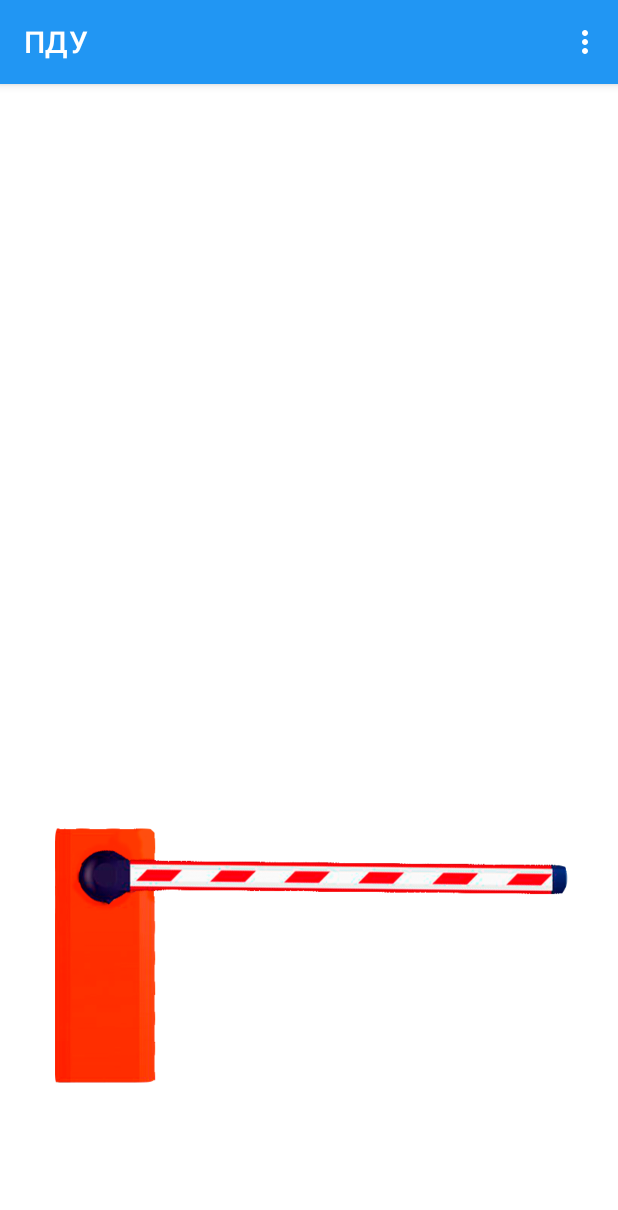
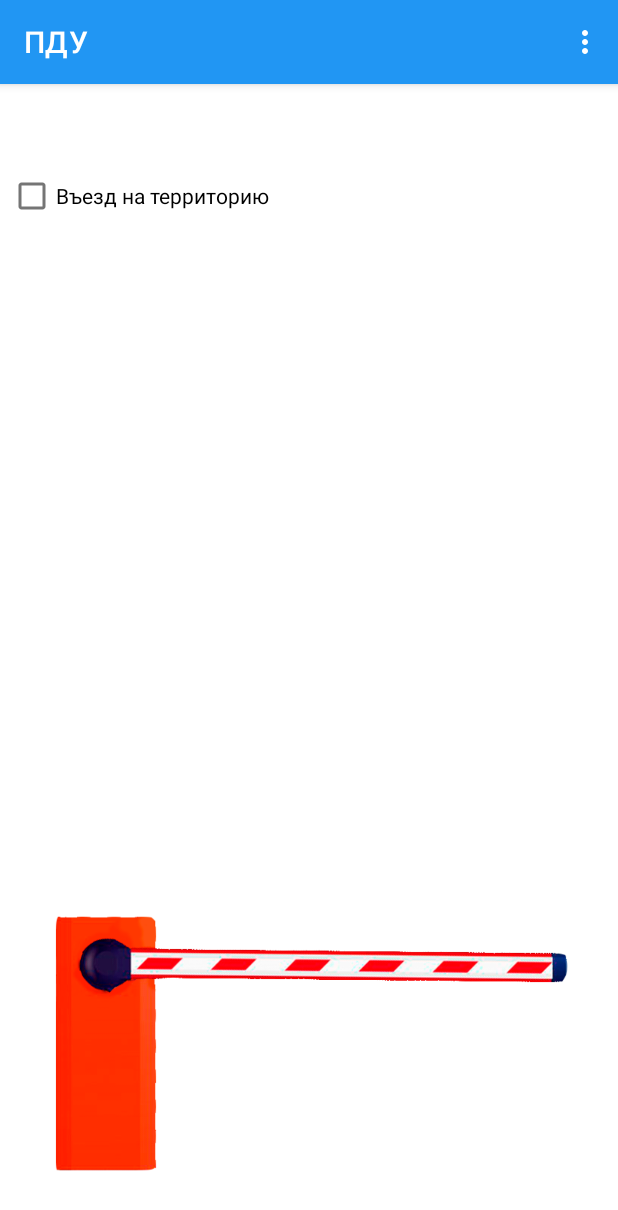
Before and after one commit to rozen4ik/RemoteControle, an Android app: the MainActivity screen opened directly, with no data from a screen before it, on a phone screen of 412 x 824 dp. Shown: the top 1210 px of the screen. Run offline under Robolectric (Android 15) with nearby library versions, the phone set to English and light mode, and no system bars; network calls fail.

Commit message:
Реализован выбор режима въезда и выезда, также выводится сообщение с результатом проверки, разрешён или запрещен проезд через шлакбаум

```diff
--- a/app/src/main/java/ru/ertel/remotecontrole/MainActivity.kt
+++ b/app/src/main/java/ru/ertel/remotecontrole/MainActivity.kt
@@ -3,14 +3,12 @@ package ru.ertel.remotecontrole
 import android.content.Context
 import android.content.Intent
 import android.content.SharedPreferences
-import android.media.MediaPlayer
 import android.os.*
 import android.util.Log
 import androidx.appcompat.app.AppCompatActivity
 import android.view.Menu
 import android.view.MenuItem
-import android.widget.ImageView
-import android.widget.Toast
+import android.widget.*
 import kotlinx.coroutines.launch
 import kotlinx.coroutines.newSingleThreadContext
 import kotlinx.coroutines.runBlocking
@@ -21,6 +19,8 @@ import ru.ertel.remotecontrole.data.DataSourceCatalogPackage
 class MainActivity : AppCompatActivity() {
 
     private lateinit var imageView: ImageView
+    private lateinit var statusCheck: CheckBox
+    private var status = ""
 
     override fun onCreate(savedInstanceState: Bundle?) {
         super.onCreate(savedInstanceState)
@@ -29,18 +29,87 @@ class MainActivity : AppCompatActivity() {
         imageView = findViewById(R.id.imageView)
         imageView.setImageResource(R.drawable.shlakclose)
 
+        statusCheck = findViewById(R.id.statusCheck)
+
+        val settingsStatus: SharedPreferences = getSharedPreferences("status", MODE_PRIVATE)
+        val bodyStatus = settingsStatus.getString(SAVE_TOKEN, "no").toString()
+
         val settingsIdent: SharedPreferences = getSharedPreferences("ident", MODE_PRIVATE)
         val identClient = settingsIdent.getString(SAVE_TOKEN, "no").toString()
 
-        val settingsIdentDevice: SharedPreferences = getSharedPreferences("identDevice", MODE_PRIVATE)
+        val settingsIdentDevice: SharedPreferences =
+            getSharedPreferences("identDevice", MODE_PRIVATE)
         val identDevice = settingsIdentDevice.getString(SAVE_TOKEN, "no").toString()
 
         val settingsURL: SharedPreferences = getSharedPreferences("url", MODE_PRIVATE)
-        val urlKontur = "http://${settingsURL.getString(SAVE_TOKEN, "no").toString()}/monitor?script=True"
+        val urlKontur =
+            "http://${settingsURL.getString(SAVE_TOKEN, "no").toString()}/monitor?script=True"
         val url = "http://${settingsURL.getString(SAVE_TOKEN, "no").toString()}/spd-xml-api"
 
         val konturController = KonturController()
         val dataSourceCatalogPackage = DataSourceCatalogPackage()
+
+        val onStatus = "Въезд на территорию"
+        val noStatus = "Выезд с территории"
+        var messagePassageCard = ""
+        var cpDirection: Int = 1
+
+        when (bodyStatus) {
+            noStatus -> {
+                statusCheck.isChecked = true
+                statusCheck.text = noStatus
+                cpDirection = 2
+                messagePassageCard = messagePassageCard.replace(
+                    "<param name=\"cpDirection\">1</param>",
+                    "<param name=\"cpDirection\">2</param>"
+                )
+            }
+            "no" -> {
+                statusCheck.isChecked = false
+                statusCheck.text = onStatus
+                cpDirection = 1
+                messagePassageCard = messagePassageCard.replace(
+                    "<param name=\"cpDirection\">2</param>",
+                    "<param name=\"cpDirection\">1</param>"
+                )
+                val saveStatus: SharedPreferences.Editor = settingsStatus.edit()
+                saveStatus.putString(SAVE_TOKEN, onStatus)
+                saveStatus.commit()
+            }
+            else -> {
+                statusCheck.isChecked = false
+                statusCheck.text = onStatus
+                cpDirection = 1
+                messagePassageCard = messagePassageCard.replace(
+                    "<param name=\"cpDirection\">2</param>",
+                    "<param name=\"cpDirection\">1</param>"
+                )
+            }
+        }
+
+        statusCheck.setOnCheckedChangeListener { buttonView, isChecked ->
+            if (isChecked) {
+                val saveStatus: SharedPreferences.Editor = settingsStatus.edit()
+                saveStatus.putString(SAVE_TOKEN, noStatus)
+                saveStatus.commit()
+                cpDirection = 2
+                messagePassageCard = messagePassageCard.replace(
+                    "<param name=\"cpDirection\">1</param>",
+                    "<param name=\"cpDirection\">2</param>"
+                )
+                statusCheck.text = noStatus
+            } else {
+                val saveStatus: SharedPreferences.Editor = settingsStatus.edit()
+                saveStatus.putString(SAVE_TOKEN, onStatus)
+                saveStatus.commit()
+                cpDirection = 1
+                messagePassageCard = messagePassageCard.replace(
+                    "<param name=\"cpDirection\">2</param>",
+                    "<param name=\"cpDirection\">1</param>"
+                )
+                statusCheck.text = onStatus
+            }
+        }
 
         val messageBlockDevice = "<?xml version=\"1.0\" encoding=\"Windows-1251\"?> " +
                 "<script session=\"85D323F3-8EBD-48E6-A085-4E652468B8D6\"> " +
@@ -51,12 +120,12 @@ class MainActivity : AppCompatActivity() {
                 "</command> " +
                 "</script>"
         // 1 - Вход, 2 - выход для cpDirection
-        var messagePassageCard = "<?xml version=\"1.0\" encoding=\"Windows-1251\"?> " +
+        messagePassageCard = "<?xml version=\"1.0\" encoding=\"Windows-1251\"?> " +
                 "<script session=\"85D323F3-8EBD-48E6-A085-4E652468B8D6\"> " +
                 "<command name=\"cRequest\" device=\"$identDevice\" guid=\"44871464-8EBD-56E6-A085-4E654768B8D6\"> " +
                 "<param name=\"cpCard\">$identClient</param> " +
                 "<param name=\"cpCardType\">1</param> " +
-                "<param name=\"cpDirection\">1</param> " +
+                "<param name=\"cpDirection\">$cpDirection</param> " +
                 "<param name=\"cpText\">Запрос по карте</param> " +
                 "</command> " +
                 "</script>"
@@ -75,7 +144,6 @@ class MainActivity : AppCompatActivity() {
 
         imageView.setOnClickListener {
             vibroFone()
-            if (imageView.tag == "close") {
             imageView.tag = "open"
             Handler().postDelayed(Runnable {
                 imageView.setImageResource(R.drawable.shlakmiddle)
@@ -90,46 +158,15 @@ class MainActivity : AppCompatActivity() {
                     messageUnBlockDevice
 //                        numberKontur,
                 )
-//                    if (dataSourceCatalogPackage.getPassageCard().solution == "Пиратская копия") {
-//                        val intent = Intent(this@MainActivity, LicenseActivity::class.java)
-//                        startActivity(intent)
-//                        finish()
-//                    } else {
-//                        bundle.putString(
-//                            "deviceName",
-//                            dataSourceCatalogPackage.getPassageCard().deviceName
-//                        )
-//                        bundle.putString("requestPassage", resultScanInfoCard)
-//                        bundle.putString("solution", dataSourceCatalogPackage.getPassageCard().solution)
-//                        bundle.putString("capt", dataSourceCatalogPackage.getPassageCard().capt)
-//                        bundle.putString(
-//                            "numberOfPasses",
-//                            dataSourceCatalogPackage.getPassageCard().numberOfPasses
-//                        )
-//                        bundle.putString(
-//                            "datePasses",
-//                            dataSourceCatalogPackage.getPassageCard().datePasses
-//                        )
-//                        bundle.putString(
-//                            "passageBalance",
-//                            dataSourceCatalogPackage.getPassageCard().passageBalance
-//                        )
-//                        passageCardFragment.arguments = bundle
-//                        openFragment(passageCardFragment)
-//                    }
                 Handler().postDelayed(Runnable {
                     imageView.setImageResource(R.drawable.shlakopen)
+                    Toast.makeText(this, status, Toast.LENGTH_LONG).show()
+                    imageView.tag = "close"
+                    Handler().postDelayed(Runnable {
+                        imageView.setImageResource(R.drawable.shlakclose)
+                    }, 1500)
                 }, 300)
             }, 300)
-            } else {
-                imageView.tag = "close"
-                Handler().postDelayed(Runnable {
-                    imageView.setImageResource(R.drawable.shlakmiddle)
-                    Handler().postDelayed(Runnable {
-                        imageView.setImageResource(R.drawable.shlakclose)
-                    }, 300)
-                }, 300)
-            }
         }
     }
 
@@ -184,8 +221,10 @@ class MainActivity : AppCompatActivity() {
                 "<param name=\"cpDirection\">2</param>"
             )
         } else {
-            message.replace("<param name=\"cpDirection\">2</param>",
-                "<param name=\"cpDirection\">1</param>")
+            message.replace(
+                "<param name=\"cpDirection\">2</param>",
+                "<param name=\"cpDirection\">1</param>"
+            )
         }
         return message
     }
@@ -206,7 +245,15 @@ class MainActivity : AppCompatActivity() {
         runBlocking {
             launch(newSingleThreadContext("MyOwnThread")) {
                 try {
-                    Log.d("TAG", "MessageBlockDevice\n${konturController.requestPOST(urlPassage, messageBlockDevice)}")
+                    Log.d(
+                        "TAG",
+                        "MessageBlockDevice\n${
+                            konturController.requestPOST(
+                                urlPassage,
+                                messageBlockDevice
+                            )
+                        }"
+                    )
                     var msgPassageCard = messagePassageCard
                     var msg = konturController.requestPOST(urlPassage, msgPassageCard)
                     Log.d("TAG", "MessagePassageCard\n$msg")
@@ -219,38 +266,23 @@ class MainActivity : AppCompatActivity() {
                             "<Message>$msg</Message>" +
                             "</script>"
                     Log.d("TAG", "MSGEdit\n$msg")
+                    if (msg.contains("rGrant")) {
+                        status = "Проход разрешён"
+                    } else {
+                        status = "Проход запрещён"
+                    }
                     Log.d("TAG", konturController.requestPOST(urlPassage, msg))
                     var answerKontur = konturController.requestPOST(urlPassage, answerDevice)
                     Log.d("TAG", "Answer\n$answerKontur")
-                    Log.d("TAG", "MessageUnBlockDevice\n${konturController.requestPOST(urlPassage, messageUnBlockDevice)}")
-//                    if (answerKontur.contains("text=\"Ошибка [Устройство не ожидает ответа на запрос]\"")) {
-//                        msgPassageCard = updateMsgPassageCard(msgPassageCard)
-//                        Log.d("TAG", "MessageBlockDevice\n${konturController.requestPOST(urlPassage, messageBlockDevice)}")
-//                        msg = konturController.requestPOST(urlPassage, msgPassageCard)
-//                        Log.d("TAG", "MessagePassageCard\n$msg")
-//                        dataSourceCatalogPackage.setMessagePassageCard(msg)
-//                        msg = msg.substringAfter("<Message>")
-//                        msg = msg.substringBefore("</Message>")
-//                        msg = msg.replace("rPrior", "rFinal")
-//                        msg = "<?xml version=\"1.0\" encoding=\"Windows-1251\"?> " +
-//                                "<script>" +
-//                                "<Message>$msg</Message>" +
-//                                "</script>"
-//                        Log.d("TAG", "MSGEdit\n$msg")
-//                        Log.d("TAG", konturController.requestPOST(urlPassage, msg))
-//                        answerKontur = konturController.requestPOST(urlPassage, answerDevice)
-//                        Log.d("TAG", "Answer\n$answerKontur")
-//                        Log.d("TAG", "MessageUnBlockDevice\n${konturController.requestPOST(urlPassage, messageUnBlockDevice)}")
-//                    } else {
-//                        msgPassageCard = updateMsgPassageCard(msgPassageCard)
-//                    }
-//                    dataSourceCatalogPackage.setInfoCard(
-//                        konturController.requestPOST(
-//                            url,
-//                            messageInfoCard
-//                        )
-//                        numberKontur
-//                    )
+                    Log.d(
+                        "TAG",
+                        "MessageUnBlockDevice\n${
+                            konturController.requestPOST(
+                                urlPassage,
+                                messageUnBlockDevice
+                            )
+                        }"
+                    )
                 } catch (e: Exception) {
                     e.printStackTrace()
                 }
--- a/app/src/main/res/layout/activity_main.xml
+++ b/app/src/main/res/layout/activity_main.xml
@@ -8,17 +8,26 @@
 
     <ImageView
         android:id="@+id/imageView"
+        android:layout_width="411dp"
+        android:layout_height="639dp"
+        android:layout_marginStart="5dp"
+        android:layout_marginEnd="5dp"
+        android:layout_marginBottom="5dp"
+        android:tag="close"
+        app:layout_constraintBottom_toBottomOf="parent"
+        app:layout_constraintEnd_toEndOf="parent"
+        app:layout_constraintStart_toStartOf="parent"
+        app:srcCompat="@drawable/shlakclose" />
+
+    <CheckBox
+        android:id="@+id/statusCheck"
         android:layout_width="wrap_content"
         android:layout_height="wrap_content"
         android:layout_marginStart="5dp"
-        android:layout_marginTop="5dp"
-        android:layout_marginEnd="5dp"
-        android:layout_marginBottom="5dp"
-        app:layout_constraintBottom_toBottomOf="parent"
-        app:layout_constraintEnd_toEndOf="parent"
+        android:layout_marginTop="25dp"
+        android:text="Въезд"
+        app:layout_constraintBottom_toTopOf="@+id/imageView"
         app:layout_constraintStart_toStartOf="parent"
-        app:layout_constraintTop_toTopOf="parent"
-        android:tag="close"/>
-<!--        app:srcCompat="@drawable/shlakclose" -->
+        app:layout_constraintTop_toTopOf="parent" />
 
 </androidx.constraintlayout.widget.ConstraintLayout>
```
Lines whose indentation alone changed are shown as unchanged.
